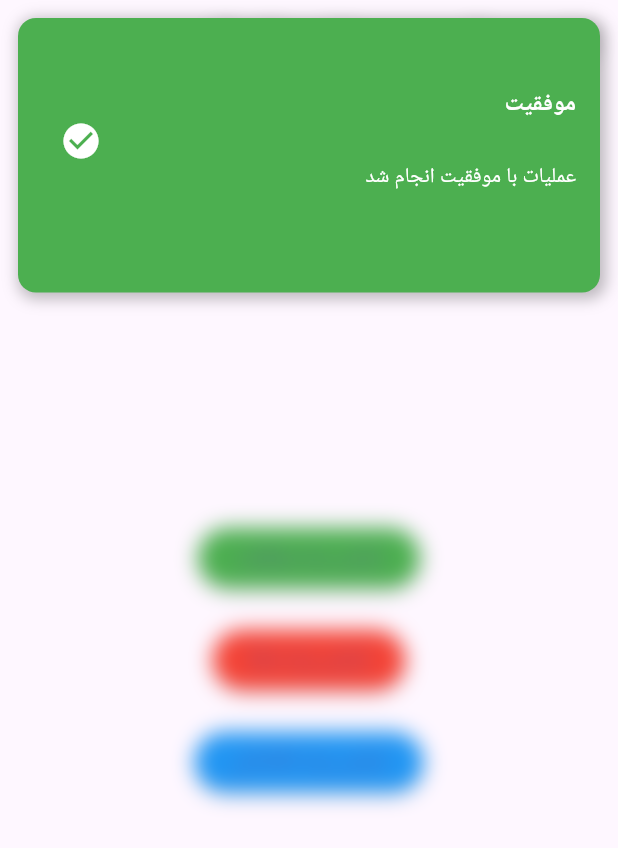
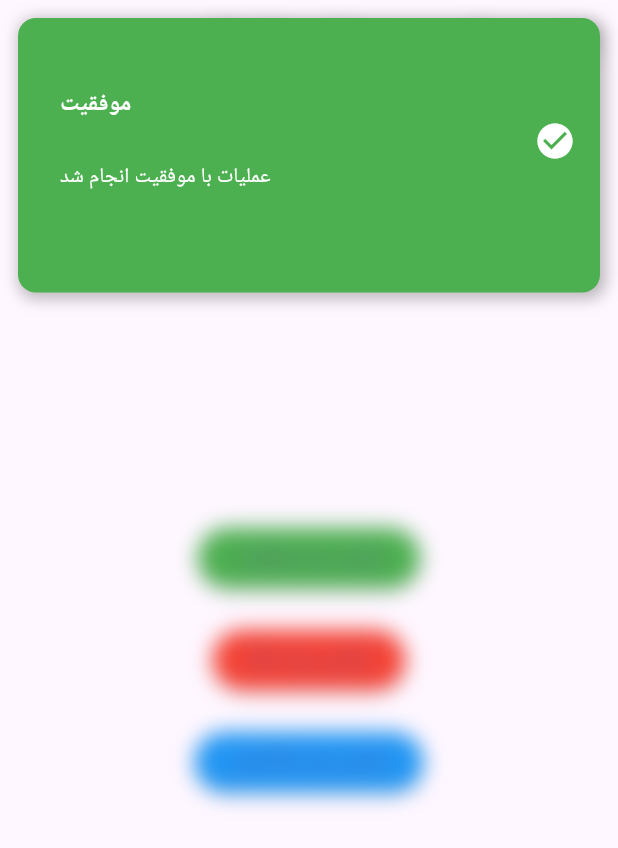
Before and after one commit to Milad-heydarloo/biofpo_message, a Flutter app: the screen it shows after launch, after a tap on "نمایش پیام موفقیت", on a phone screen of 412 x 824 dp. Shown: the top 848 px of the screen. Run offline on Flutter 3.47's test engine with Material 3 defaults, Android fonts, the phone set to English and light mode, and no system bars; our stand-ins replace get.

Commit message:
update
up

```diff
--- a/lib/biofpo_message.dart
+++ b/lib/biofpo_message.dart
@@ -9,6 +9,7 @@ class BioFpoMessage {
     required String title,
     required String message,
     SnackPosition position = SnackPosition.TOP,
+
   }) {
     _showSnackbar(
       title: title,
@@ -16,6 +17,7 @@ class BioFpoMessage {
       backgroundColor: Colors.green,
       icon: Icons.check_circle,
       position: position,
+
     );
   }
 
@@ -83,7 +85,7 @@ class BioFpoMessage {
           /// متن‌ها در سمت راست
           Expanded(
             child: Column(
-              crossAxisAlignment: CrossAxisAlignment.end,
+              crossAxisAlignment: CrossAxisAlignment.start,
               children: [
 
                 Text(
@@ -97,7 +99,7 @@ class BioFpoMessage {
                 ),
 
                 Row(
-                  mainAxisAlignment: MainAxisAlignment.start
+                  mainAxisAlignment: MainAxisAlignment.end
                   ,
                   children: [
                   Icon(icon, color: Colors.white, size: 28),
--- a/pubspec.yaml
+++ b/pubspec.yaml
@@ -7,7 +7,7 @@ description: "پروژه نمایش پیغام با موضوع، توضیحات
 homepage: https://github.com/Milad-heydarloo/biofpo_message
 repository: https://github.com/Milad-heydarloo/biofpo_message
 
-version: 1.0.1+3
+version: 1.0.1+4
 
 
 environment:
```
Also changed, not shown: 1 other file.
